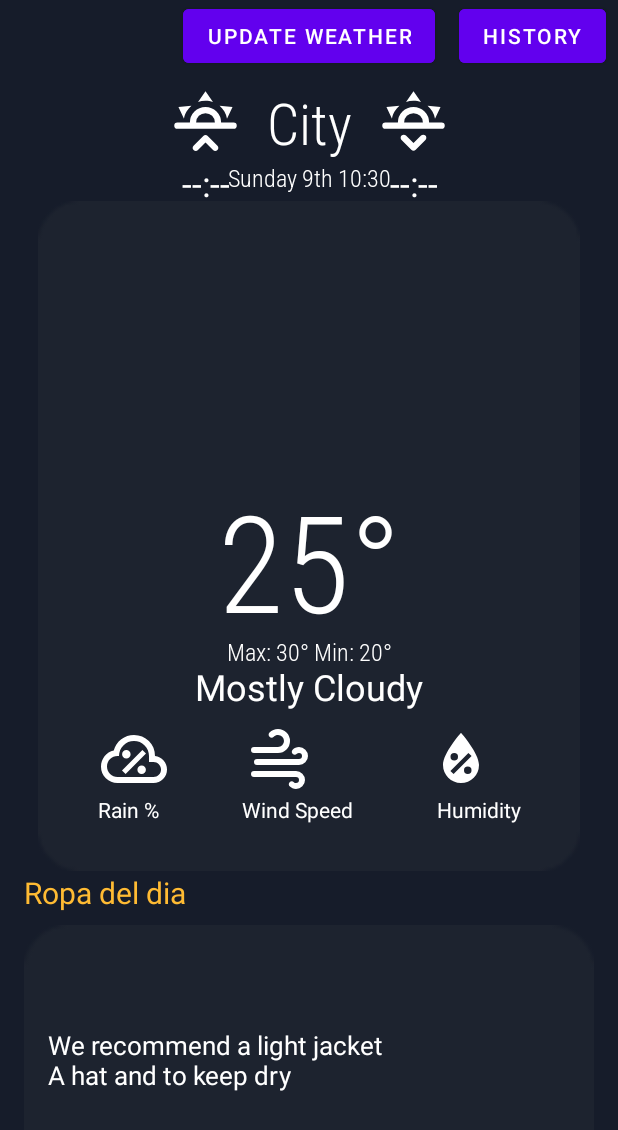
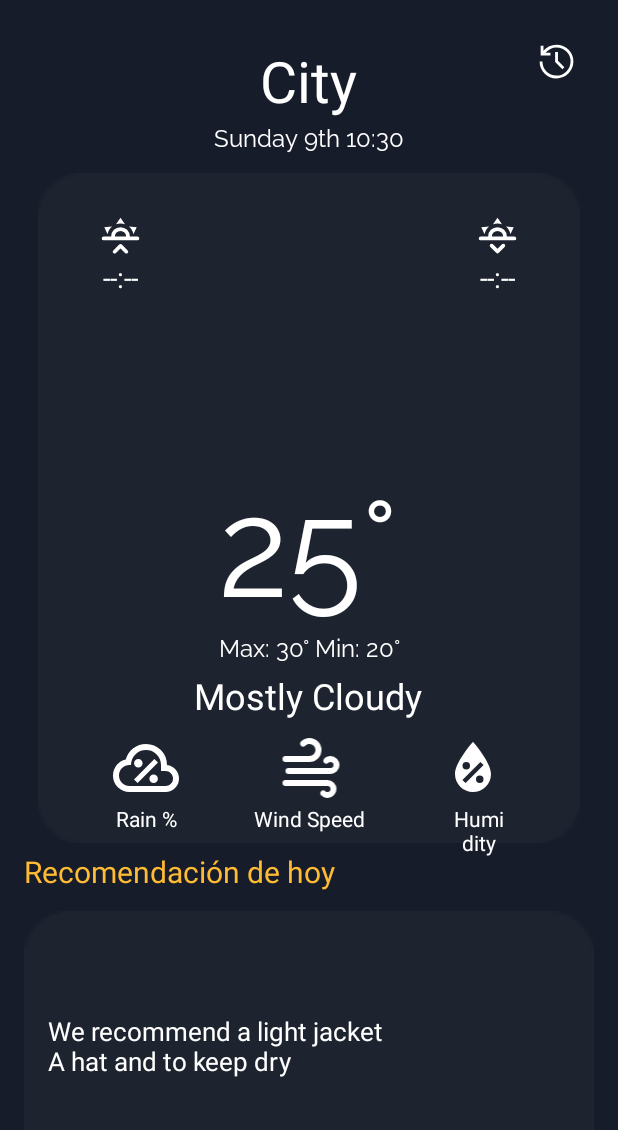
Before and after one commit to Mascaro101/WeatherApp, an Android app: the screen it shows after launch (MainActivity), on a phone screen of 412 x 824 dp. Shown: the top 1130 px of the screen. Run offline under Robolectric (Android 15) with nearby library versions, the phone set to English and light mode, and no system bars.

Commit message:
Updated UI

```diff
--- a/app/build.gradle
+++ b/app/build.gradle
@@ -56,4 +56,5 @@ dependencies {
     annotationProcessor "androidx.room:room-compiler:2.5.0"
     implementation 'androidx.lifecycle:lifecycle-runtime-ktx:2.6.1'
     implementation 'org.jetbrains.kotlinx:kotlinx-coroutines-android:1.7.3'
+    implementation 'androidx.recyclerview:recyclerview:1.4.0'
 }
--- a/app/src/main/java/com/mascaro101/weatherapp1/MainActivity.java
+++ b/app/src/main/java/com/mascaro101/weatherapp1/MainActivity.java
@@ -6,6 +6,7 @@ import android.content.pm.PackageManager;
 import android.location.Location;
 import android.os.Bundle;
 import android.widget.Button;
+import android.widget.ImageButton;
 import android.widget.ImageView;
 import android.widget.TextView;
 import android.widget.Toast;
@@ -37,7 +38,7 @@ public class MainActivity extends AppCompatActivity {
     private TextView tvCity, tvTemperature, tvWeather, clotheRecommendation;
     private TextView rainPercentage, windSpeed, humidity;
     private ImageView weatherIcon;
-    private Button historyButton;
+    private ImageButton historyButton;
     private TextView tvMaxMinTemperature;
     private TextView tvDateTime;
 
@@ -110,7 +111,7 @@ public class MainActivity extends AppCompatActivity {
 
                     tvCity.setText(city);
                     tvTemperature.setText(String.format("%.1f°", temperature));
-                    tvWeather.setText(weatherCond);
+                    tvWeather.setText(weatherCond.substring(0, 1).toUpperCase() + weatherCond.substring(1));
 
                     int weatherDrawable = WeatherDrawableUtil.getWeatherDrawable(weatherCond);
                     weatherIcon.setImageResource(weatherDrawable);
--- /dev/null
+++ b/app/src/main/res/drawable/history_50dp_e8eaed_fill0_wght400_grad0_opsz48.xml
@@ -0,0 +1,9 @@
+<vector xmlns:android="http://schemas.android.com/apk/res/android"
+    android:width="30dp"
+    android:height="30dp"
+    android:viewportWidth="960"
+    android:viewportHeight="960">
+  <path
+      android:pathData="M477,840q-149,0 -253,-105.5T120,479h60q0,125 86,213t211,88q127,0 215,-89t88,-216q0,-124 -89,-209.5T477,180q-68,0 -127.5,31T246,293h105v60L142,353v-208h60v106q52,-61 123.5,-96T477,120q75,0 141,28t115.5,76.5Q783,273 811.5,338T840,478q0,75 -28.5,141t-78,115Q684,783 618,811.5T477,840ZM605,643L451,491v-214h60v189l137,134 -43,43Z"
+      android:fillColor="#e8eaed"/>
+</vector>
--- a/app/src/main/res/layout/activity_main.xml
+++ b/app/src/main/res/layout/activity_main.xml
@@ -1,6 +1,5 @@
 <?xml version="1.0" encoding="utf-8"?>
-<androidx.constraintlayout.widget.ConstraintLayout
-    xmlns:android="http://schemas.android.com/apk/res/android"
+<androidx.constraintlayout.widget.ConstraintLayout xmlns:android="http://schemas.android.com/apk/res/android"
     xmlns:app="http://schemas.android.com/apk/res-auto"
     xmlns:tools="http://schemas.android.com/tools"
     android:layout_width="match_parent"
@@ -8,146 +7,41 @@
     android:background="@drawable/background"
     tools:context=".MainActivity">
 
-    <!-- History Button -->
-    <Button
+    <!-- History Icon -->
+    <ImageButton
         android:id="@+id/btnHistory"
-        style="@style/ButtonStyle"
-        android:layout_width="wrap_content"
-        android:layout_height="wrap_content"
-        android:text="History"
-        android:layout_marginEnd="8dp"
-        app:layout_constraintTop_toTopOf="parent"
-        app:layout_constraintEnd_toEndOf="parent" />
-
-    <!-- Sunrise Icon (Left of City Name) -->
-    <ImageView
-        android:id="@+id/sunriseIcon"
         android:layout_width="50dp"
         android:layout_height="50dp"
-        android:src="@drawable/sunrise"
-        android:contentDescription="Sunrise Icon"
-        app:layout_constraintBottom_toBottomOf="@id/tvCity"
-        app:layout_constraintTop_toTopOf="@id/tvCity"
-        app:layout_constraintEnd_toStartOf="@id/tvCity"
-        android:layout_marginEnd="8dp"/>
-
-    <!-- Sunrise Time -->
-    <TextView
-        android:id="@+id/sunriseTime"
-        android:layout_width="wrap_content"
-        android:layout_height="wrap_content"
-        android:text="--:--"
-        android:textSize="23sp"
-        android:textColor="@android:color/white"
-        app:layout_constraintTop_toBottomOf="@id/sunriseIcon"
-        app:layout_constraintStart_toStartOf="@id/sunriseIcon"
-        app:layout_constraintEnd_toEndOf="@id/sunriseIcon"
-        android:gravity="center" />
+        android:layout_marginTop="16dp"
+        android:layout_marginEnd="16dp"
+        android:background="?attr/selectableItemBackgroundBorderless"
+        android:contentDescription="@string/history_icon"
+        android:src="@drawable/history_50dp_e8eaed_fill0_wght400_grad0_opsz48"
+        app:layout_constraintEnd_toEndOf="parent"
+        app:layout_constraintTop_toTopOf="parent"
+        app:tint="@color/white" />
 
     <!-- City Name -->
+
+    <!-- Content Box Background -->
+
+    <!-- Weather Icon -->
+
     <TextView
         android:id="@+id/tvCity"
         android:layout_width="wrap_content"
         android:layout_height="wrap_content"
+        android:layout_marginTop="20dp"
+        android:fontFamily="@font/"
+        android:padding="8dp"
         android:text="City"
         android:textColor="@android:color/white"
-        android:fontFamily="@font/roboto"
         android:textSize="38sp"
-        android:padding="8dp"
-        app:layout_constraintTop_toBottomOf="@id/btnHistory"
+        app:layout_constraintEnd_toEndOf="parent"
+        app:layout_constraintHorizontal_bias="0.498"
         app:layout_constraintStart_toStartOf="parent"
-        app:layout_constraintEnd_toEndOf="parent"/>
+        app:layout_constraintTop_toTopOf="parent" />
 
-    <!-- Sunset Icon (Right of City Name) -->
-    <ImageView
-        android:id="@+id/sunsetIcon"
-        android:layout_width="50dp"
-        android:layout_height="50dp"
-        android:src="@drawable/sunset"
-        android:contentDescription="Sunset Icon"
-        app:layout_constraintBottom_toBottomOf="@id/tvCity"
-        app:layout_constraintTop_toTopOf="@id/tvCity"
-        app:layout_constraintStart_toEndOf="@id/tvCity"
-        android:layout_marginStart="8dp"/>
-
-    <!-- Sunset Time -->
-    <TextView
-        android:id="@+id/sunsetTime"
-        android:layout_width="wrap_content"
-        android:layout_height="wrap_content"
-        android:text="--:--"
-        android:textSize="23sp"
-        android:textColor="@android:color/white"
-        app:layout_constraintTop_toBottomOf="@id/sunsetIcon"
-        app:layout_constraintStart_toStartOf="@id/sunsetIcon"
-        app:layout_constraintEnd_toEndOf="@id/sunsetIcon"
-        android:gravity="center" />
-
-
-    <!-- Date and Time -->
-    <TextView
-        android:id="@+id/tvDateTime"
-        android:layout_width="wrap_content"
-        android:layout_height="wrap_content"
-        android:textColor="@android:color/white"
-        android:fontFamily="@font/roboto"
-        android:textSize="16sp"
-        android:layout_marginTop="-8dp"
-        app:layout_constraintTop_toBottomOf="@id/tvCity"
-        app:layout_constraintStart_toStartOf="parent"
-        app:layout_constraintEnd_toEndOf="parent"
-        app:layout_constraintHorizontal_bias="0.5"/>
-
-
-    <!-- Recommendation Label -->
-    <TextView
-        android:id="@+id/tvRecommendationLabel"
-        android:layout_width="wrap_content"
-        android:layout_height="wrap_content"
-        android:text="Ropa del dia "
-        android:textSize="20sp"
-        android:textColor="@android:color/holo_orange_light"
-        android:layout_marginStart="16dp"
-        android:layout_marginEnd="16dp"
-        app:layout_constraintTop_toBottomOf="@id/contentBox"
-        app:layout_constraintBottom_toTopOf="@id/recBox"
-        app:layout_constraintStart_toStartOf="parent"
-        app:layout_constraintEnd_toEndOf="parent"
-        app:layout_constraintHorizontal_bias="0.0" />
-
-    <!-- Clothing Recommendation -->
-    <ImageView
-        android:id="@+id/recBox"
-        android:layout_width="0dp"
-        android:layout_height="0dp"
-        android:layout_marginStart="16dp"
-        android:layout_marginTop="4dp"
-        android:layout_marginEnd="16dp"
-        android:scaleType="fitCenter"
-        android:src="@drawable/rec_box"
-        app:layout_constraintEnd_toEndOf="parent"
-        app:layout_constraintHeight_percent="0.25"
-        app:layout_constraintHorizontal_bias="0.0"
-        app:layout_constraintStart_toStartOf="parent"
-        app:layout_constraintTop_toBottomOf="@id/contentBox"
-        app:layout_constraintBottom_toBottomOf="parent"/>
-
-    <TextView
-        android:id="@+id/clotheRecommendation"
-        android:layout_width="0dp"
-        android:layout_height="wrap_content"
-        android:text="We recommend a light jacket\nA hat and to keep dry"
-        android:textSize="17sp"
-        android:padding="16dp"
-        android:textColor="@android:color/white"
-        app:layout_constraintBottom_toBottomOf="@id/recBox"
-        app:layout_constraintStart_toStartOf="@id/recBox"
-        app:layout_constraintEnd_toEndOf="@id/recBox"
-        app:layout_constraintTop_toTopOf="@id/recBox" />
-
-    <!-- Content Box Background -->
-
-    <!-- Weather Icon -->
     <ImageView
         android:id="@+id/contentBox"
         android:layout_width="361dp"
@@ -169,141 +63,253 @@
         android:layout_height="160dp"
         android:layout_marginTop="24dp"
         android:contentDescription="@string/weather_icon"
-        app:layout_constraintTop_toTopOf="@id/contentBox"
+        app:layout_constraintEnd_toEndOf="@id/contentBox"
         app:layout_constraintStart_toStartOf="@id/contentBox"
-        app:layout_constraintEnd_toEndOf="@id/contentBox" />
+        app:layout_constraintTop_toTopOf="@id/contentBox" />
+
+    <!-- Sunrise Icon -->
+
+    <!-- Sunrise Time -->
+
+    <ImageView
+        android:id="@+id/sunriseIcon"
+        android:layout_width="30dp"
+        android:layout_height="30dp"
+        android:layout_marginStart="40dp"
+        android:layout_marginTop="8dp"
+        android:contentDescription="Sunrise Icon"
+        android:src="@drawable/sunrise"
+        app:layout_constraintStart_toStartOf="@+id/contentBox"
+        app:layout_constraintTop_toTopOf="@+id/weatherIcon" />
+
+    <TextView
+        android:id="@+id/sunriseTime"
+        android:layout_width="wrap_content"
+        android:layout_height="wrap_content"
+        android:gravity="center"
+        android:text="--:--"
+        android:textColor="@android:color/white"
+        android:textSize="18sp"
+        app:layout_constraintEnd_toEndOf="@id/sunriseIcon"
+        app:layout_constraintStart_toStartOf="@id/sunriseIcon"
+        app:layout_constraintTop_toBottomOf="@id/sunriseIcon" />
+
+    <!-- Sunset Icon -->
+
+    <!-- Sunset Time -->
+
+    <ImageView
+        android:id="@+id/sunsetIcon"
+        android:layout_width="30dp"
+        android:layout_height="30dp"
+        android:layout_marginTop="8dp"
+        android:layout_marginEnd="40dp"
+        android:contentDescription="Sunset Icon"
+        android:src="@drawable/sunset"
+        app:layout_constraintEnd_toEndOf="@+id/contentBox"
+        app:layout_constraintTop_toTopOf="@+id/weatherIcon" />
+
+    <TextView
+        android:id="@+id/sunsetTime"
+        android:layout_width="wrap_content"
+        android:layout_height="wrap_content"
+        android:gravity="center"
+        android:text="--:--"
+        android:textColor="@android:color/white"
+        android:textSize="18sp"
+        app:layout_constraintEnd_toEndOf="@id/sunsetIcon"
+        app:layout_constraintStart_toStartOf="@id/sunsetIcon"
+        app:layout_constraintTop_toBottomOf="@id/sunsetIcon" />
+
+    <!-- Date and Time -->
+    <TextView
+        android:id="@+id/tvDateTime"
+        android:layout_width="wrap_content"
+        android:layout_height="wrap_content"
+        android:layout_marginTop="-8dp"
+        android:fontFamily="@font/raleway"
+        android:textColor="@android:color/white"
+        android:textSize="16sp"
+        app:layout_constraintEnd_toEndOf="parent"
+        app:layout_constraintHorizontal_bias="0.5"
+        app:layout_constraintStart_toStartOf="parent"
+        app:layout_constraintTop_toBottomOf="@id/tvCity" />
 
     <!-- Temperature -->
+
+    <!-- Max and Min Temperature -->
+
     <TextView
         android:id="@+id/tvTemperature"
         android:layout_width="wrap_content"
         android:layout_height="wrap_content"
+        android:layout_marginStart="120dp"
+        android:layout_marginEnd="121dp"
+        android:fontFamily="@font/raleway"
         android:text="25°"
+        android:textColor="@android:color/white"
         android:textSize="90sp"
-        android:textColor="@android:color/white"
-        android:fontFamily="@font/roboto"
-        app:layout_constraintTop_toBottomOf="@id/weatherIcon"
-        app:layout_constraintStart_toStartOf="parent"
-        app:layout_constraintEnd_toEndOf="parent"
-        app:layout_constraintHorizontal_bias="0.5"
-        android:layout_marginBottom="4dp" />
+        app:layout_constraintEnd_toEndOf="@+id/contentBox"
+        app:layout_constraintStart_toStartOf="@+id/contentBox"
+        app:layout_constraintTop_toBottomOf="@+id/weatherIcon" />
 
-    <!-- Max and Min Temperature -->
+    <!-- Weather Condition -->
+
+    <!-- Icons Layout -->
     <TextView
         android:id="@+id/tvMaxMinTemperature"
         android:layout_width="wrap_content"
         android:layout_height="wrap_content"
+        android:layout_marginStart="120dp"
+        android:layout_marginEnd="120dp"
+        android:fontFamily="@font/raleway"
         android:text="Max: 30° Min: 20°"
+        android:textColor="@android:color/white"
         android:textSize="16sp"
-        android:textColor="@android:color/white"
-        android:fontFamily="@font/roboto"
-        app:layout_constraintTop_toBottomOf="@id/tvTemperature"
-        app:layout_constraintStart_toStartOf="parent"
-        app:layout_constraintEnd_toEndOf="parent"
-        app:layout_constraintHorizontal_bias="0.5"
-        android:layout_marginTop="-10dp"/>
+        app:layout_constraintEnd_toEndOf="@+id/contentBox"
+        app:layout_constraintStart_toStartOf="@+id/contentBox"
+        app:layout_constraintTop_toBottomOf="@+id/tvTemperature" />
 
-
-    <!-- Weather Condition -->
     <TextView
         android:id="@+id/tvWeather"
         android:layout_width="wrap_content"
         android:layout_height="wrap_content"
+        android:layout_marginTop="20dp"
+        android:padding="8dp"
         android:text="Mostly Cloudy"
+        android:textColor="@android:color/white"
         android:textSize="24sp"
-        android:padding="8dp"
-        android:textColor="@android:color/white"
-        app:layout_constraintTop_toBottomOf="@id/tvTemperature"
+        app:layout_constraintEnd_toEndOf="parent"
+        app:layout_constraintHorizontal_bias="0.497"
         app:layout_constraintStart_toStartOf="parent"
-        app:layout_constraintEnd_toEndOf="parent"
-        app:layout_constraintHorizontal_bias="0.5" />
-
-    <!-- Update Weather Button -->
-    <Button
-        android:id="@+id/btnFetch"
-        style="@style/ButtonStyle"
-        android:layout_width="wrap_content"
-        android:layout_height="wrap_content"
-        android:text="Update Weather"
-        app:layout_constraintTop_toTopOf="parent"
-        app:layout_constraintStart_toStartOf="parent"
-        app:layout_constraintEnd_toEndOf="parent"
-        app:layout_constraintHorizontal_bias="0.5" />
+        app:layout_constraintTop_toBottomOf="@id/tvTemperature" />
 
     <LinearLayout
         android:id="@+id/iconsLayout"
         android:layout_width="wrap_content"
         android:layout_height="wrap_content"
         android:orientation="horizontal"
-        app:layout_constraintTop_toBottomOf="@id/tvWeather"
+        app:layout_constraintEnd_toEndOf="parent"
+        app:layout_constraintHorizontal_bias="0.5"
         app:layout_constraintStart_toStartOf="parent"
-        app:layout_constraintEnd_toEndOf="parent"
-        app:layout_constraintHorizontal_bias="0.5">
+        app:layout_constraintTop_toBottomOf="@id/tvWeather">
 
         <!-- Icon 1 with Rain Percentage -->
         <LinearLayout
             android:layout_width="wrap_content"
             android:layout_height="wrap_content"
-            android:orientation="vertical"
-            android:layout_marginEnd="24dp">
+            android:layout_marginEnd="24dp"
+            android:orientation="vertical">
+
             <ImageView
                 android:id="@+id/icon1"
                 android:layout_width="48dp"
                 android:layout_height="48dp"
                 android:visibility="visible"
                 app:srcCompat="@drawable/icon1" />
+
             <TextView
                 android:id="@+id/rainPercentage"
-                android:layout_width="wrap_content"
+                android:layout_width="match_parent"
                 android:layout_height="wrap_content"
+                android:gravity="center_horizontal"
                 android:text="Rain %"
-                android:textColor="@android:color/white"
-                android:gravity="center_horizontal" />
+                android:textColor="@android:color/white" />
         </LinearLayout>
 
         <!-- Icon 2 with Wind Speed -->
         <LinearLayout
             android:layout_width="wrap_content"
             android:layout_height="wrap_content"
-            android:orientation="vertical"
             android:layout_marginStart="24dp"
-            android:layout_marginEnd="24dp">
+            android:layout_marginEnd="24dp"
+            android:orientation="vertical">
+
             <ImageView
                 android:id="@+id/icon2"
-                android:layout_width="48dp"
+                android:layout_width="match_parent"
                 android:layout_height="48dp"
                 android:visibility="visible"
                 app:srcCompat="@drawable/icon2" />
+
             <TextView
                 android:id="@+id/windSpeed"
                 android:layout_width="wrap_content"
                 android:layout_height="wrap_content"
+                android:gravity="center_horizontal"
                 android:text="Wind Speed"
-                android:textColor="@android:color/white"
-                android:gravity="center_horizontal" />
+                android:textColor="@android:color/white" />
         </LinearLayout>
 
         <!-- Icon 3 with Humidity -->
         <LinearLayout
             android:layout_width="wrap_content"
             android:layout_height="wrap_content"
-            android:orientation="vertical"
-            android:layout_marginStart="24dp">
+            android:layout_marginStart="24dp"
+            android:orientation="vertical">
+
             <ImageView
                 android:id="@+id/icon3"
                 android:layout_width="48dp"
                 android:layout_height="48dp"
                 android:visibility="visible"
                 app:srcCompat="@drawable/icon3" />
+
             <TextView
                 android:id="@+id/humidity"
-                android:layout_width="wrap_content"
+                android:layout_width="48dp"
                 android:layout_height="wrap_content"
+                android:gravity="center_horizontal"
+                android:paddingStart="8dp"
                 android:text="Humidity"
-                android:textColor="@android:color/white"
-                android:gravity="center_horizontal"
-                android:paddingStart="8dp" />
+                android:textColor="@android:color/white" />
         </LinearLayout>
     </LinearLayout>
 
+    <!-- Recommendation Label -->
+    <TextView
+        android:id="@+id/tvRecommendationLabel"
+        android:layout_width="wrap_content"
+        android:layout_height="wrap_content"
+        android:layout_marginStart="16dp"
+        android:layout_marginEnd="16dp"
+        android:text="Recomendación de hoy"
+        android:textColor="@android:color/holo_orange_light"
+        android:textSize="20sp"
+        app:layout_constraintBottom_toTopOf="@id/recBox"
+        app:layout_constraintEnd_toEndOf="parent"
+        app:layout_constraintHorizontal_bias="0.0"
+        app:layout_constraintStart_toStartOf="parent"
+        app:layout_constraintTop_toBottomOf="@id/contentBox" />
+
+    <!-- Clothing Recommendation -->
+    <ImageView
+        android:id="@+id/recBox"
+        android:layout_width="0dp"
+        android:layout_height="0dp"
+        android:layout_marginStart="16dp"
+        android:layout_marginTop="4dp"
+        android:layout_marginEnd="16dp"
+        android:scaleType="fitCenter"
+        android:src="@drawable/rec_box"
+        app:layout_constraintBottom_toBottomOf="parent"
+        app:layout_constraintEnd_toEndOf="parent"
+        app:layout_constraintHeight_percent="0.25"
+        app:layout_constraintHorizontal_bias="0.0"
+        app:layout_constraintStart_toStartOf="parent"
+        app:layout_constraintTop_toBottomOf="@id/contentBox" />
+
+    <TextView
+        android:id="@+id/clotheRecommendation"
+        android:layout_width="0dp"
+        android:layout_height="wrap_content"
+        android:padding="16dp"
+        android:text="We recommend a light jacket\nA hat and to keep dry"
+        android:textColor="@android:color/white"
+        android:textSize="17sp"
+        app:layout_constraintBottom_toBottomOf="@id/recBox"
+        app:layout_constraintEnd_toEndOf="@id/recBox"
+        app:layout_constraintStart_toStartOf="@id/recBox"
+        app:layout_constraintTop_toTopOf="@id/recBox" />
+
 </androidx.constraintlayout.widget.ConstraintLayout>
--- a/app/src/main/res/values/strings.xml
+++ b/app/src/main/res/values/strings.xml
@@ -5,4 +5,7 @@
     <string name="temp_min_icon">Min Temp Icon</string>
     <string name="temp_max_icon">Max Temp Icon</string>
     <string name="wind_speed_icon">Wind Speed Icon</string>
+    <string name="history_icon">History</string>
+    <string name="update_weather_icon">Update Weather</string>
+
 </resources>
```
Also changed, not shown: app/src/main/res/font/raleway.ttf (added).
